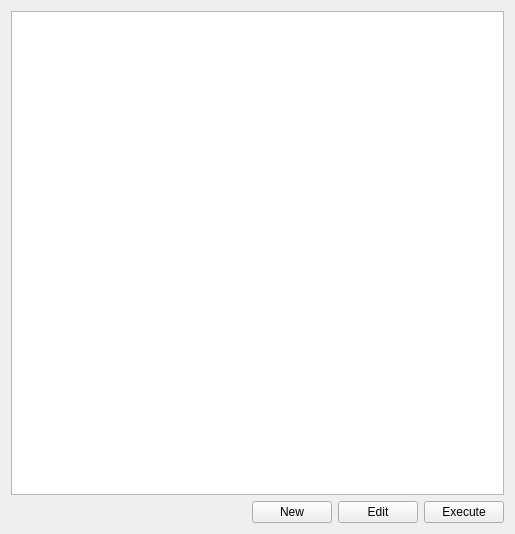
This is eodh_qgis/ui/workflows.ui in EO-DataHub/eodh-qgis as Qt 5 draws it before an edit. The edited form follows.
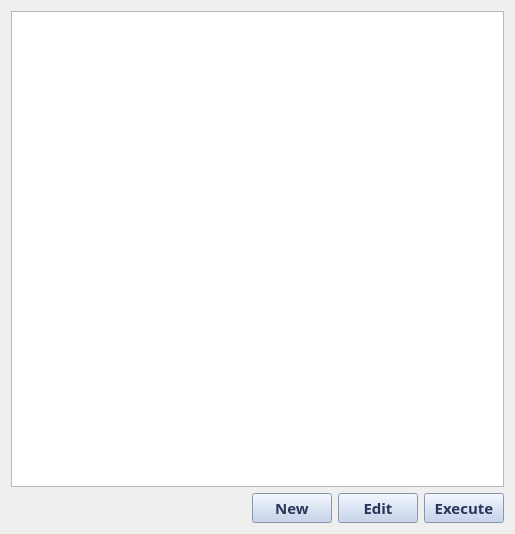
This is the edited form.

Commit message: Set button styles

What changed in the file:
```diff
--- a/eodh_qgis/ui/workflows.ui
+++ b/eodh_qgis/ui/workflows.ui
@@ -10,9 +10,24 @@
     <height>534</height>
    </rect>
   </property>
+  <property name="font">
+   <font>
+    <family>Fira Sans</family>
+    <pointsize>11</pointsize>
+   </font>
+  </property>
   <property name="windowTitle">
    <string>Form</string>
   </property>
+  <property name="styleSheet">
+   <string notr="true">QFrame#frame { background: #EFEFEF }
+
+QPushButton { 
+	background: #BCCEEB;
+	color: #2A3559;
+	font-weight: bold;
+}</string>
+  </property>
   <layout class="QVBoxLayout" name="verticalLayout">
    <item>
     <widget class="QTableWidget" name="workflows_table"/>
```
The commit also changes 5 other files.
